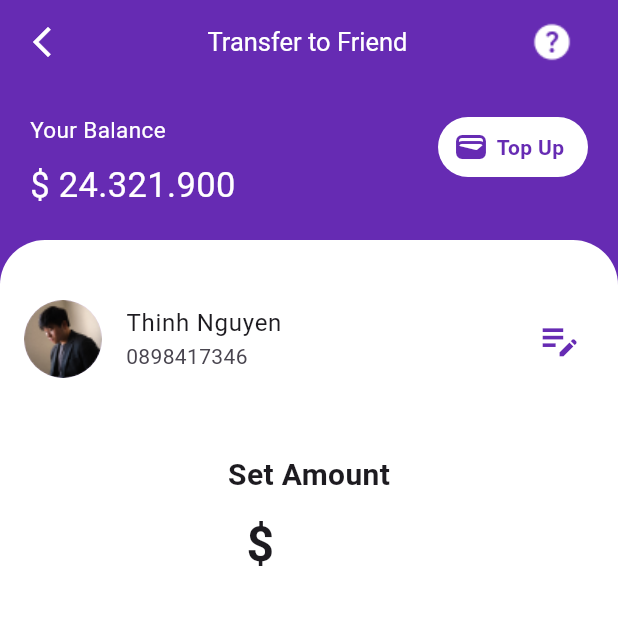
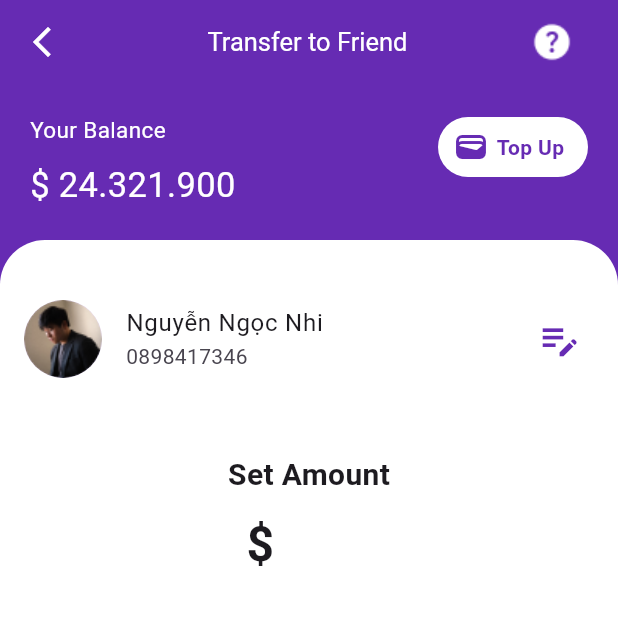
Before and after one commit to fanta1ty/flutter_e_wallet_app, a Flutter app: the _TransferToContactPage screen opened directly, on a phone screen of 412 x 824 dp, the top half of it. Run offline on Flutter 3.47's test engine with Material 3 defaults, Android fonts, the phone set to English and light mode, and no system bars; our stand-ins replace bloc, cloud_firestore, firebase_auth, firebase_core, flutter_bloc, google_fonts; accounts and stored records are empty.

Commit message:
Update transfer_to_contact.dart

```diff
--- a/e_wallet/lib/screen/transfer_to_contact/transfer_to_contact.dart
+++ b/e_wallet/lib/screen/transfer_to_contact/transfer_to_contact.dart
@@ -1,3 +1,4 @@
+import 'package:e_wallet/constant/utils.dart';
 import 'package:e_wallet/models/request/transfer_request.dart';
 import 'package:e_wallet/screen/transfer_to_contact/transfer_to_contact_cubit.dart';
 import 'package:e_wallet/screen/transfer_to_friend/transfer_to_friend.dart';
@@ -29,6 +30,8 @@ class _TransferToContactPage extends StatelessWidget {
   String _amount = "";
   String _notes = "";
   String _date = "";
+
+  final String _to = generateVietnameseName();
 
   @override
   Widget build(BuildContext context) {
@@ -147,7 +150,7 @@ class _TransferToContactPage extends StatelessWidget {
                                   backgroundImage:
                                       AssetImage('assets/image/image_1.png'),
                                 ),
-                                title: Text("Thinh Nguyen"),
+                                title: Text(_to),
                                 subtitle: Text("0898417346"),
                                 trailing: Icon(
                                   Icons.edit_note,
@@ -324,7 +327,7 @@ class _TransferToContactPage extends StatelessWidget {
                 date: _date,
                 bankDate: '',
                 bankCode: '',
-                to: '',
+                to: _to,
                 from: 'thnu',
               ),
             ),
```
